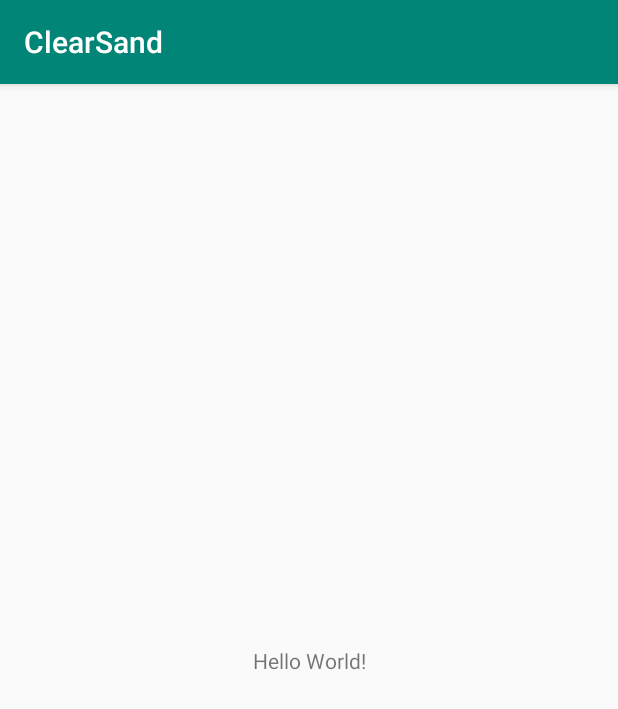
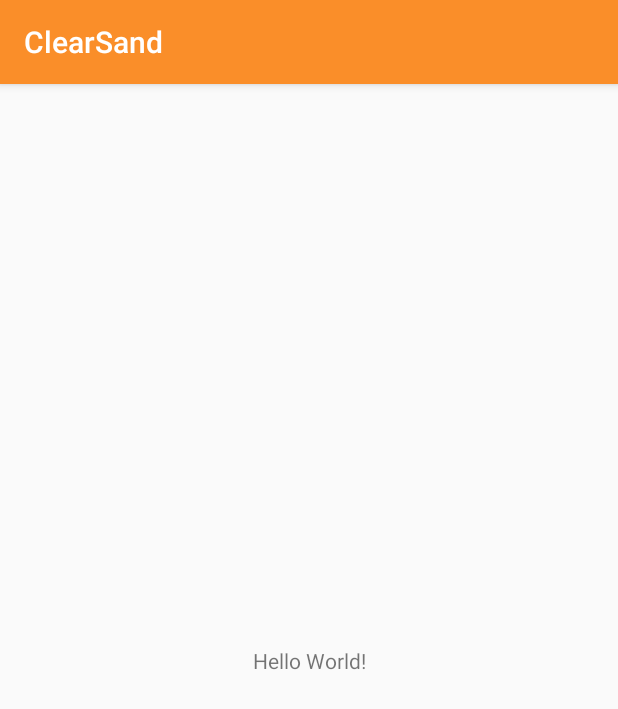
Before and after one commit to JMO17/ClearSand, an Android app: the screen it shows after launch (MainActivity), on a phone screen of 412 x 824 dp. Shown: the top 709 px of the screen. Run offline under Robolectric (Android 15) with nearby library versions, the phone set to English and light mode, and no system bars.

Commit message:
Master Añadido colores de la paleta

```diff
--- a/app/src/main/java/com/example/clearsand/MainActivity.java
+++ b/app/src/main/java/com/example/clearsand/MainActivity.java
@@ -1,7 +1,9 @@
 package com.example.clearsand;
 
+import android.content.Intent;
 import android.support.v7.app.AppCompatActivity;
 import android.os.Bundle;
+import android.view.View;
 
 public class MainActivity extends AppCompatActivity {
 
@@ -12,4 +14,5 @@ public class MainActivity extends AppCompatActivity {
         super.onCreate(savedInstanceState);
         setContentView(R.layout.activity_main);
     }
+
 }
--- a/app/src/main/res/layout/activity_login.xml
+++ b/app/src/main/res/layout/activity_login.xml
@@ -1,9 +1,11 @@
 <?xml version="1.0" encoding="utf-8"?>
-<android.support.constraint.ConstraintLayout xmlns:android="http://schemas.android.com/apk/res/android"
+<RelativeLayout xmlns:android="http://schemas.android.com/apk/res/android"
     xmlns:app="http://schemas.android.com/apk/res-auto"
     xmlns:tools="http://schemas.android.com/tools"
     android:layout_width="match_parent"
     android:layout_height="match_parent"
+    android:background="#f1e9c0"
     tools:context=".LoginActivity">
 
-</android.support.constraint.ConstraintLayout>
+
+</RelativeLayout>
--- a/app/src/main/res/values/colors.xml
+++ b/app/src/main/res/values/colors.xml
@@ -2,5 +2,14 @@
 <resources>
     <color name="colorPrimary">#008577</color>
     <color name="colorPrimaryDark">#00574B</color>
-    <color name="colorAccent">#D81B60</color>
+    <color name="colorAccent">#d81b60</color>
+    <color name="textColorLogin">#3D4B5C</color>
+
+    <!-- Paleta de colores base -->
+    <color name="verde">#007966</color>
+    <color name="azul">#53AFDB</color>
+    <color name="azulClaro">#A4DAF2</color>
+    <color name="naranja">#FA8E29</color>
+    <color name="beige">#F1E9C0</color>
+
 </resources>
--- a/app/src/main/res/values/styles.xml
+++ b/app/src/main/res/values/styles.xml
@@ -3,8 +3,8 @@
     <!-- Base application theme. -->
     <style name="AppTheme" parent="Theme.AppCompat.Light.DarkActionBar">
         <!-- Customize your theme here. -->
-        <item name="colorPrimary">@color/colorPrimary</item>
-        <item name="colorPrimaryDark">@color/colorPrimaryDark</item>
+        <item name="colorPrimary">@color/naranja</item>
+        <item name="colorPrimaryDark">@color/beige</item>
         <item name="colorAccent">@color/colorAccent</item>
     </style>
 
```
